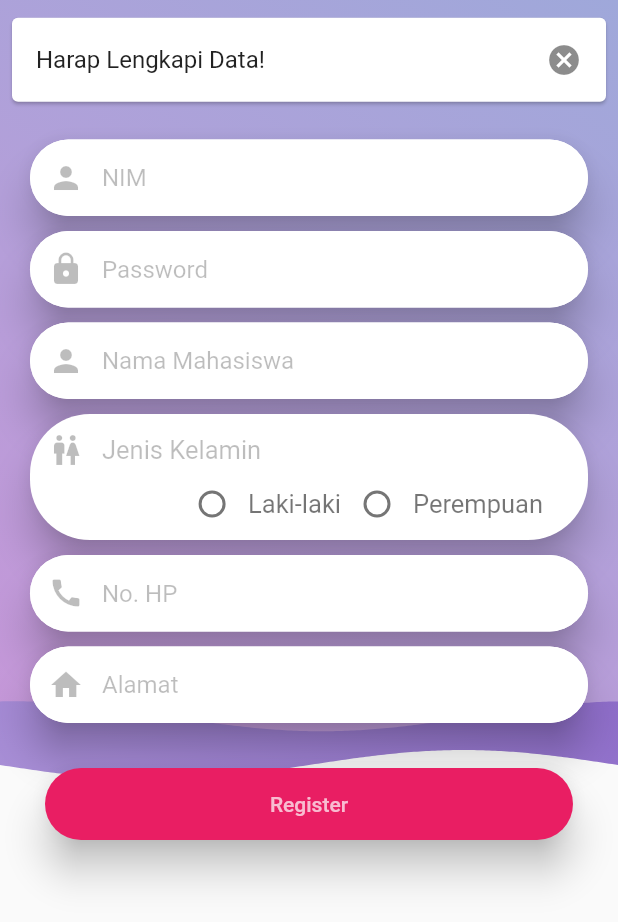
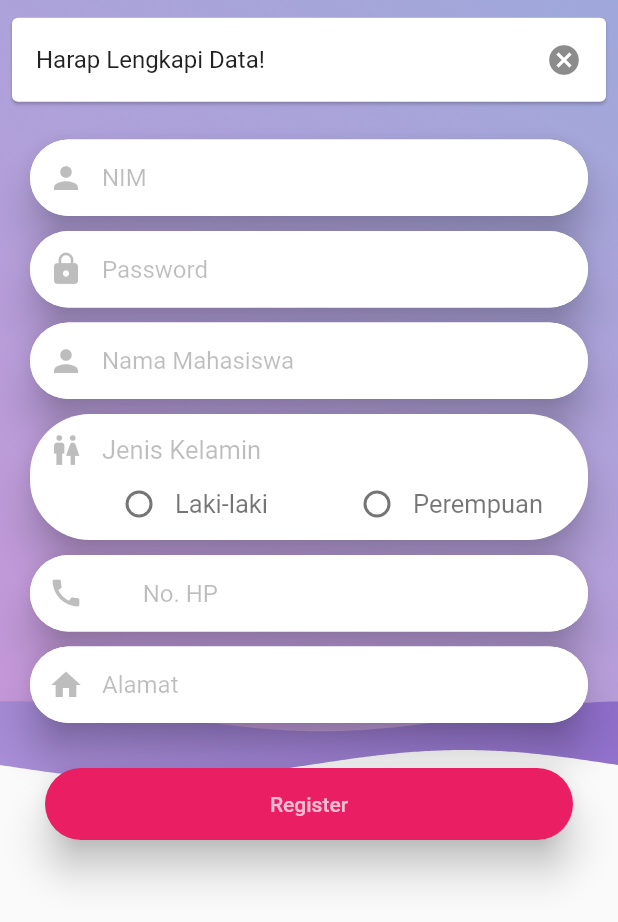
Before and after one commit to Fauzywahyudi/bimbingan_online, a Flutter app: the Register screen opened directly, after a tap on "Register", on a phone screen of 412 x 824 dp. Shown: the top 922 px of the screen. Run offline on Flutter 3.47's test engine with Material 2 defaults, Android fonts, the phone set to English and light mode, and no system bars; drawn by our look-alikes of wave; our stand-ins replace awesome_dialog, bot_toast.

Commit message:
#7 rev Register Mahasiswa  and add asset

```diff
--- a/bimbingan_online/lib/main.dart
+++ b/bimbingan_online/lib/main.dart
@@ -11,6 +11,7 @@ class MyApp extends StatelessWidget {
   Widget build(BuildContext context) {
     return MaterialApp(
       title: 'Bimbingan Online',
+      debugShowCheckedModeBanner: false,
       navigatorObservers: [
         BotToastNavigatorObserver()
       ], //Register route observer
--- /dev/null
+++ b/bimbingan_online/lib/utils/assets.dart
@@ -0,0 +1,2 @@
+export 'package:bimbingan_online/utils/assets/colors.dart';
+export 'package:bimbingan_online/utils/assets/style.dart';
--- a/bimbingan_online/lib/views/register.dart
+++ b/bimbingan_online/lib/views/register.dart
@@ -1,5 +1,4 @@
 import 'dart:convert';
-
 import 'package:bimbingan_online/models/page_aktor.dart';
 import 'package:bimbingan_online/utils/notifikasi.dart';
 import 'package:flutter/material.dart';
@@ -7,6 +6,7 @@ import 'package:wave/config.dart';
 import 'package:wave/wave.dart';
 import 'package:http/http.dart' as http;
 import 'package:bimbingan_online/utils/link.dart' as link;
+import 'package:bimbingan_online/utils/assets.dart';
 
 class Register extends StatefulWidget {
   final PageAktor pageLogin;
@@ -22,6 +22,13 @@ class _RegisterState extends State<Register> {
   var _tecNama = TextEditingController();
   var _tecNohp = TextEditingController();
   var _tecAlamat = TextEditingController();
+
+  var _focNim = FocusNode();
+  var _focPass = FocusNode();
+  var _focNama = FocusNode();
+  var _focNohp = FocusNode();
+  var _focAlamat = FocusNode();
+
   PageAktor _pageLogin;
   bool get _isMahasiswa => _pageLogin == PageAktor.isMahasiswa ? true : false;
   String _jenisKelamin = "";
@@ -32,11 +39,16 @@ class _RegisterState extends State<Register> {
     super.initState();
   }
 
+  void _back() {
+    Navigator.pop(context);
+    print('keluar');
+  }
+
   bool _validasiMahasiswa() {
     if (_tecNim.text.isEmpty || _tecNim.text.length != 8) return false;
     if (_tecPass.text.isEmpty) return false;
     if (_tecNama.text.isEmpty) return false;
-    if (_tecNohp.text.isEmpty) return false;
+    if (_tecNohp.text.isEmpty || _tecNohp.text.length < 10) return false;
     if (_tecAlamat.text.isEmpty) return false;
     if (_jenisKelamin.isEmpty) return false;
     return true;
@@ -48,9 +60,9 @@ class _RegisterState extends State<Register> {
         "aktor": _isMahasiswa ? "Mahasiswa" : "Dosen",
         "nim": _tecNim.text,
         "pass": _tecPass.text,
-        "nama": _tecNama.text,
+        "nama": _tecNama.text.toUpperCase(),
         "jk": _jenisKelamin,
-        "nohp": _tecNohp.text,
+        "nohp": "+62" + _tecNohp.text,
         "alamat": _tecAlamat.text,
       });
       final response = await json.decode(result.body);
@@ -58,7 +70,8 @@ class _RegisterState extends State<Register> {
       String pesan = response['message'];
       print(pesan);
       if (value == 1) {
-        messageSuccess(context, pesan);
+        messageSuccess(
+            context, pesan + "\nMohon tunggu konfirmasi\nKetua Prodi anda!");
         Navigator.pop(context);
       } else if (value == 2) {
         messageInfo(context, pesan);
@@ -68,6 +81,8 @@ class _RegisterState extends State<Register> {
     } else {
       if (_tecNim.text.length != 8 && _tecNim.text.isNotEmpty) {
         messageInfo(context, "NIM tidak valid!");
+      } else if (_tecNohp.text.length < 10 && _tecNohp.text.isNotEmpty) {
+        messageInfo(context, "No. HP tidak valid!");
       } else {
         messageInfo(context, "Harap Lengkapi Data!");
       }
@@ -125,14 +140,19 @@ class _RegisterState extends State<Register> {
                           borderRadius: BorderRadius.all(Radius.circular(40))),
                       child: TextField(
                         controller: _tecNim,
+                        focusNode: _focNim,
                         keyboardType: TextInputType.number,
+                        textInputAction: TextInputAction.next,
+                        onSubmitted: (v) {
+                          FocusScope.of(context).requestFocus(_focPass);
+                        },
                         decoration: InputDecoration(
                             prefixIcon: Icon(
                               Icons.person,
-                              color: Colors.black26,
+                              color: colHint,
                             ),
                             hintText: "${_isMahasiswa ? "NIM" : "NIDN"}",
-                            hintStyle: TextStyle(color: Colors.black26),
+                            hintStyle: textHint,
                             filled: true,
                             fillColor: Colors.white,
                             border: OutlineInputBorder(
@@ -151,16 +171,19 @@ class _RegisterState extends State<Register> {
                           borderRadius: BorderRadius.all(Radius.circular(40))),
                       child: TextField(
                         controller: _tecPass,
+                        focusNode: _focPass,
                         obscureText: true,
+                        textInputAction: TextInputAction.next,
+                        onSubmitted: (v) {
+                          FocusScope.of(context).requestFocus(_focNama);
+                        },
                         decoration: InputDecoration(
                             prefixIcon: Icon(
                               Icons.lock,
-                              color: Colors.black26,
+                              color: colHint,
                             ),
                             hintText: "Password",
-                            hintStyle: TextStyle(
-                              color: Colors.black26,
-                            ),
+                            hintStyle: textHint,
                             filled: true,
                             fillColor: Colors.white,
                             border: OutlineInputBorder(
@@ -179,15 +202,19 @@ class _RegisterState extends State<Register> {
                           borderRadius: BorderRadius.all(Radius.circular(40))),
                       child: TextField(
                         controller: _tecNama,
+                        focusNode: _focNama,
+                        textInputAction: TextInputAction.next,
+                        textCapitalization: TextCapitalization.words,
+                        onSubmitted: (v) {
+                          FocusScope.of(context).requestFocus(_focNohp);
+                        },
                         decoration: InputDecoration(
                             prefixIcon: Icon(
                               Icons.person,
-                              color: Colors.black26,
+                              color: colHint,
                             ),
                             hintText: "Nama Mahasiswa",
-                            hintStyle: TextStyle(
-                              color: Colors.black26,
-                            ),
+                            hintStyle: textHint,
                             filled: true,
                             fillColor: Colors.white,
                             border: OutlineInputBorder(
@@ -217,7 +244,7 @@ class _RegisterState extends State<Register> {
                                   ),
                                   child: Icon(
                                     Icons.wc,
-                                    color: Colors.black26,
+                                    color: colHint,
                                   ),
                                 ),
                                 Padding(
@@ -227,8 +254,7 @@ class _RegisterState extends State<Register> {
                                   ),
                                   child: Text(
                                     "Jenis Kelamin",
-                                    style: TextStyle(
-                                        color: Colors.black26, fontSize: 17),
+                                    style: textHint.copyWith(fontSize: 17),
                                   ),
                                 ),
                                 Expanded(
@@ -252,9 +278,9 @@ class _RegisterState extends State<Register> {
                                 ),
                                 Text(
                                   "Laki-laki",
-                                  style: TextStyle(
-                                      color: Colors.black54, fontSize: 17),
+                                  style: textValue.copyWith(fontSize: 17),
                                 ),
+                                Expanded(child: Container()),
                                 Radio(
                                   groupValue: _jenisKelamin,
                                   value: "Perempuan",
@@ -266,8 +292,7 @@ class _RegisterState extends State<Register> {
                                 ),
                                 Text(
                                   "Perempuan",
-                                  style: TextStyle(
-                                      color: Colors.black54, fontSize: 17),
+                                  style: textValue.copyWith(fontSize: 17),
                                 ),
                                 SizedBox(
                                   width: 30,
@@ -283,16 +308,27 @@ class _RegisterState extends State<Register> {
                           borderRadius: BorderRadius.all(Radius.circular(40))),
                       child: TextField(
                         controller: _tecNohp,
+                        focusNode: _focNohp,
                         keyboardType: TextInputType.number,
+                        textInputAction: TextInputAction.next,
+                        onSubmitted: (v) {
+                          FocusScope.of(context).requestFocus(_focAlamat);
+                        },
+                        onChanged: (v) {
+                          if (v.length == 1 && v.contains("0")) {
+                            print("suai");
+                            _tecNohp.text = "";
+                          }
+                        },
                         decoration: InputDecoration(
                             prefixIcon: Icon(
                               Icons.call,
-                              color: Colors.black26,
+                              color: colHint,
                             ),
+                            prefixText: '+62 ',
+                            prefixStyle: textValue,
                             hintText: "No. HP",
-                            hintStyle: TextStyle(
-                              color: Colors.black26,
-                            ),
+                            hintStyle: textHint,
                             filled: true,
                             fillColor: Colors.white,
                             border: OutlineInputBorder(
@@ -311,17 +347,17 @@ class _RegisterState extends State<Register> {
                           borderRadius: BorderRadius.all(Radius.circular(40))),
                       child: TextField(
                         controller: _tecAlamat,
+                        focusNode: _focAlamat,
                         minLines: 1,
                         maxLines: 3,
+                        textCapitalization: TextCapitalization.words,
                         decoration: InputDecoration(
                             prefixIcon: Icon(
                               Icons.home,
-                              color: Colors.black26,
+                              color: colHint,
                             ),
                             hintText: "Alamat",
-                            hintStyle: TextStyle(
-                              color: Colors.black26,
-                            ),
+                            hintStyle: textHint,
                             filled: true,
                             fillColor: Colors.white,
                             border: OutlineInputBorder(
--- a/bimbingan_online/pubspec.yaml
+++ b/bimbingan_online/pubspec.yaml
@@ -35,6 +35,7 @@ dependencies:
   bot_toast: ^3.0.3
   shared_preferences: ^0.5.10
   wave: ^0.0.8
+  awesome_dialog: ^1.2.0
 
 dev_dependencies:
   flutter_test:
```
Also changed, not shown: bimbingan_online/lib/utils/assets/colors.dart (added, +12 -0 lines), bimbingan_online/lib/utils/assets/style.dart (added, +13 -0 lines), bimbingan_online/lib/utils/notifikasi.dart (+24 -0 lines), bimbingan_online/pubspec.lock.
